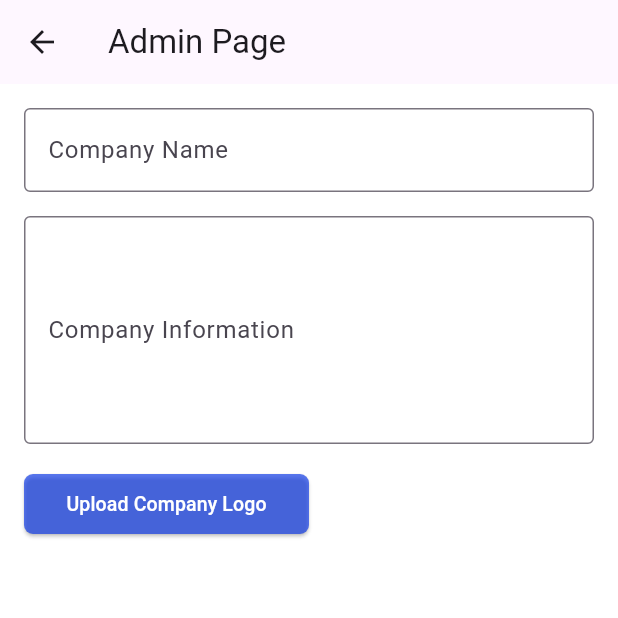
After one commit to rupesh2004/Placement-Cell, a Flutter app: the AdminPage screen opened directly, on a phone screen of 412 x 824 dp, the top half of it. The commit adds this screen. Run offline on Flutter 3.47's test engine with Material 3 defaults, Android fonts, the phone set to English and light mode, and no system bars; our stand-ins replace bottom_navy_bar, cloud_firestore, firebase_auth, firebase_core, fluttertoast, google_sign_in and 1 more; accounts and stored records are empty; network calls fail.

Commit message:
16-04-2024

```diff
--- /dev/null
+++ b/lib/adminLogin.dart
@@ -0,0 +1,150 @@
+import 'dart:io';
+
+import 'package:flutter/material.dart';
+import 'package:image_picker/image_picker.dart';
+
+class AdminPage extends StatefulWidget {
+  @override
+  _AdminPageState createState() => _AdminPageState();
+}
+
+class _AdminPageState extends State<AdminPage> {
+  late TextEditingController _companyNameController;
+  late TextEditingController _companyInfoController;
+  File? _companyLogo;
+
+  Future<void> _pickCompanyLogo() async {
+    final pickedFile = await ImagePicker().pickImage(
+      source: ImageSource.gallery,
+      maxWidth: 1024,
+      maxHeight: 1024,
+    );
+
+    if (pickedFile != null) {
+      setState(() {
+        _companyLogo = File(pickedFile.path);
+      });
+    }
+  }
+
+  void _uploadCompanyLogo() {
+    // Implement your logic to upload the company logo
+    // You can use _companyLogo to get the selected image file
+    // For demonstration, let's print the file path
+    if (_companyLogo != null) {
+      print('Uploading company logo: ${_companyLogo!.path}');
+    } else {
+      print('No company logo selected');
+    }
+  }
+
+  @override
+  void initState() {
+    super.initState();
+    _companyNameController = TextEditingController();
+    _companyInfoController = TextEditingController();
+  }
+
+  @override
+  void dispose() {
+    _companyNameController.dispose();
+    _companyInfoController.dispose();
+    super.dispose();
+  }
+
+  @override
+  Widget build(BuildContext context) {
+    return Scaffold(
+      appBar: AppBar(
+        title: const Text('Admin Page'),
+      ),
+      backgroundColor: Colors.white,
+      body: SingleChildScrollView(
+
+        child: Padding(
+          padding: const EdgeInsets.all(16.0),
+          child: Column(
+
+            crossAxisAlignment: CrossAxisAlignment.start,
+            children: [
+              TextField(
+                controller: _companyNameController,
+                decoration: const InputDecoration(
+                  labelText: 'Company Name',
+                  border: OutlineInputBorder(),
+                ),
+              ),
+              const SizedBox(height: 16),
+              TextFormField(
+                controller: _companyInfoController,
+                maxLines: 5, // Adjust as needed
+                decoration: const InputDecoration(
+                  labelText: 'Company Information',
+                  border: OutlineInputBorder(),
+                ),
+              ),
+              const SizedBox(height: 16),
+               Container(
+                          margin: const EdgeInsets.only(),
+                          width: 190, // Set width to match parent width
+                          child: ElevatedButton(
+                            onPressed: () {
+
+                            },
+                            style: ElevatedButton.styleFrom(
+                              primary: const Color.fromARGB(176, 17, 60, 232),
+                              foregroundColor: Colors.white,
+                              shape: RoundedRectangleBorder(
+                                borderRadius: BorderRadius.circular(
+                                    6), // Set border radius here
+                              ),
+                            ),
+                            child: const Text(
+                              "Upload Company Logo",
+                              style: TextStyle(fontSize: 13),
+                            ),
+                          ),
+                        ),
+              const SizedBox(height: 16),
+              if (_companyLogo != null)
+                Column(
+                  children: [
+                    Image.file(
+                      _companyLogo!,
+                      width: double
+                          .infinity, // Ensures the image takes up the entire width
+                      height: 250,
+                      fit: BoxFit.contain,
+                    ),
+                    const SizedBox(height: 16),
+                     Container(
+
+                          width: double
+                              .infinity, // Set width to match parent width
+                          child: ElevatedButton(
+                            onPressed: () {
+
+                            },
+                            style: ElevatedButton.styleFrom(
+                              primary: const Color.fromARGB(176, 17, 60, 232),
+                              foregroundColor: Colors.white,
+                              shape: RoundedRectangleBorder(
+                                borderRadius: BorderRadius.circular(
+                                    6), // Set border radius here
+                              ),
+                            ),
+                            child: const Text(
+                              "Upload Data",
+                              style: TextStyle(fontSize: 18),
+                            ),
+                          ),
+                        ),
+                  ],
+                ),
+            ],
+          ),
+        ),
+      ),
+    );
+  }
+}
--- a/pubspec.yaml
+++ b/pubspec.yaml
@@ -42,6 +42,7 @@ dependencies:
   firebase_storage: ^11.6.9
   fluttertoast: ^8.2.4
   google_sign_in: ^6.2.1
+  image_picker: ^1.0.8
 
 dev_dependencies:
   flutter_test:
```
Also changed, not shown: lib/loginPage.dart (+38 -19 lines), pubspec.lock, 5 other files.
